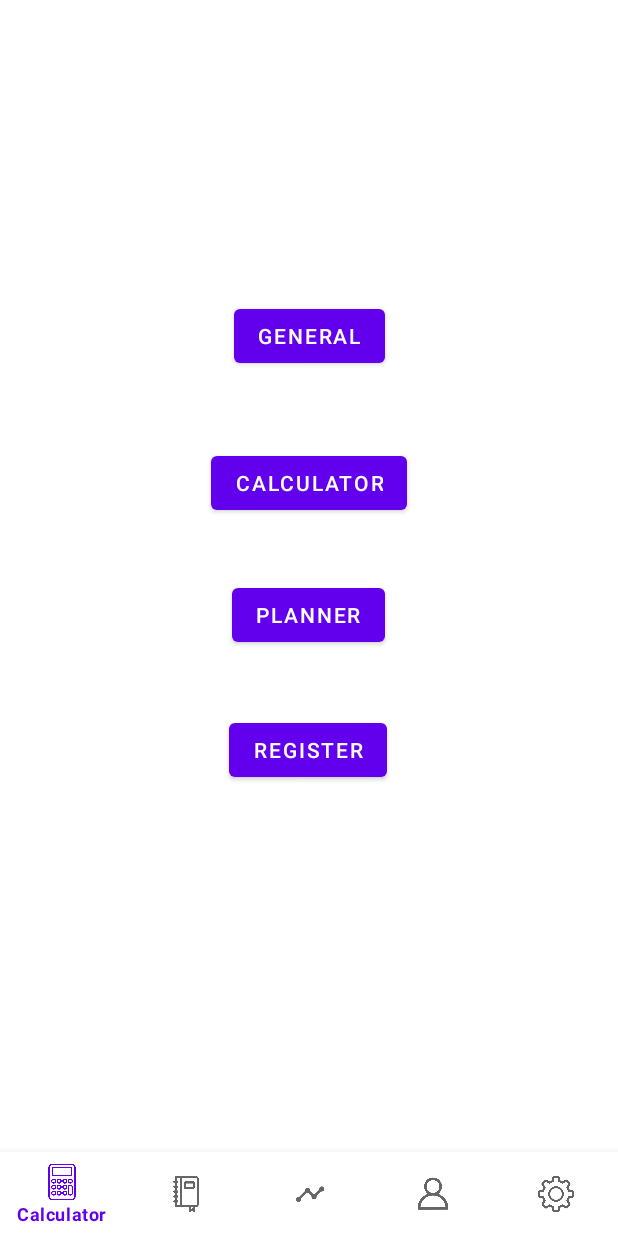
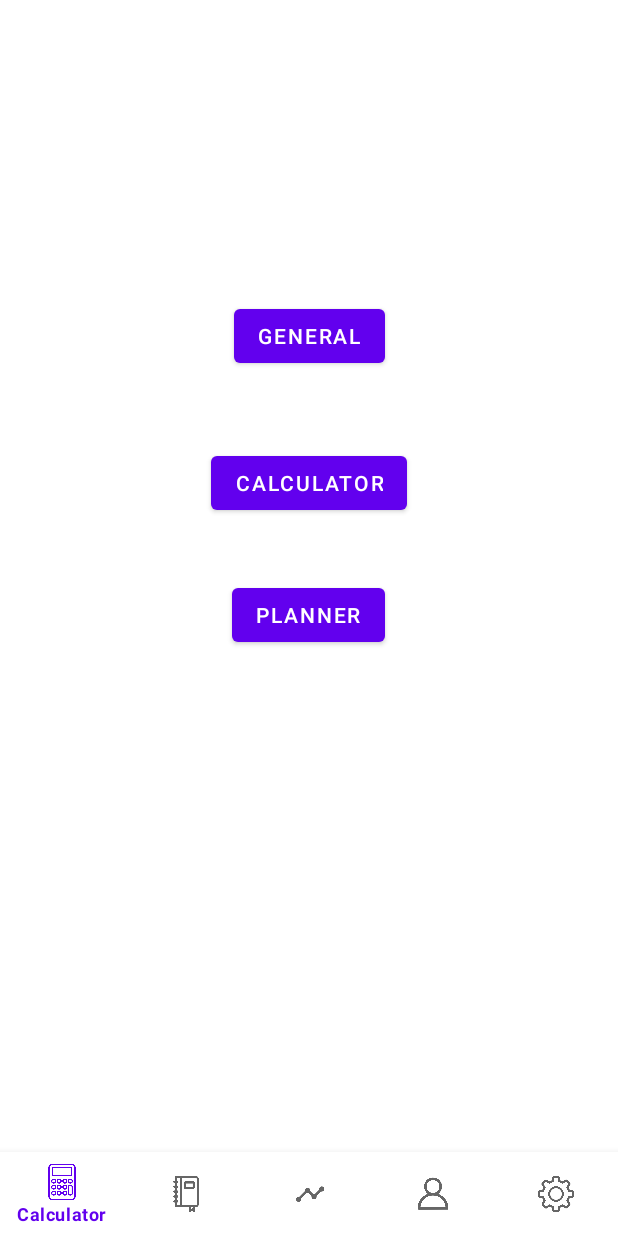
Before and after one commit to LunarDerrick/Healthier_App, an Android app: the screen it shows after launch (MainActivity), on a phone screen of 412 x 824 dp. Run offline under Robolectric (Android 15) with nearby library versions, the phone set to English and light mode, and no system bars; our stand-ins replace navigation-ui.

Commit message:
woops sry was confused

```diff
--- a/app/src/main/java/wia2007/example/healthier_app/HomeFragment.java
+++ b/app/src/main/java/wia2007/example/healthier_app/HomeFragment.java
@@ -97,15 +97,5 @@ public class HomeFragment extends Fragment {
             }
         };
         BtnPlanner.setOnClickListener(OCLPlanner);
-
-        //Test Register page
-        Button BtnRegister = view.findViewById(R.id.BtnRegister);
-        View.OnClickListener OCLRegister = new View.OnClickListener() {
-            @Override
-            public void onClick(View view) {
-                Navigation.findNavController(view).navigate(R.id.DestGeneral);
-            }
-        };
-        BtnRegister.setOnClickListener(OCLRegister);
     }
 }
--- a/app/src/main/res/layout/fragment_home.xml
+++ b/app/src/main/res/layout/fragment_home.xml
@@ -42,15 +42,4 @@
         app:layout_constraintStart_toStartOf="parent"
         app:layout_constraintTop_toBottomOf="@+id/BtnCalculator" />
 
-    <Button
-        android:id="@+id/BtnRegister"
-        android:layout_width="wrap_content"
-        android:layout_height="wrap_content"
-        android:layout_marginTop="476dp"
-        android:onClick="BtnRegisterOnClick"
-        android:text="Register"
-        app:layout_constraintEnd_toEndOf="parent"
-        app:layout_constraintHorizontal_bias="0.498"
-        app:layout_constraintStart_toStartOf="parent"
-        app:layout_constraintTop_toTopOf="parent" />
 </androidx.constraintlayout.widget.ConstraintLayout>
```
